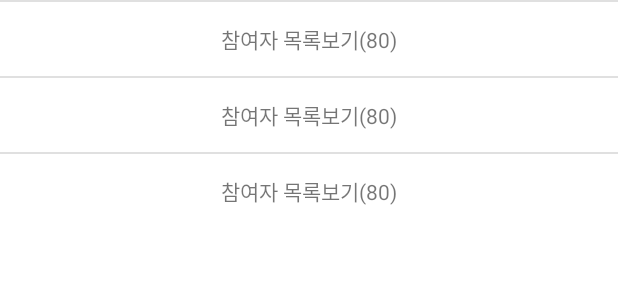
After one commit to YAPP-16th/Team_Android_1_Client, an Android app: the layout bottom_sheet.xml on its own in the app's theme, with its tools: preview values and no code run, on a phone screen of 412 x 824 dp. The commit adds this screen. Shown: the top 300 px of the screen. Run offline under Robolectric (Android 15) with nearby library versions, the phone set to English and light mode, and no system bars.

Commit message:
Bottom Sheet CustomView added

```diff
--- a/app/src/main/java/com/eroom/erooja/feature/login/LoginActivity.kt
+++ b/app/src/main/java/com/eroom/erooja/feature/login/LoginActivity.kt
@@ -4,6 +4,7 @@ import android.content.Intent
 import android.os.Bundle
 import androidx.appcompat.app.AppCompatActivity
 import androidx.databinding.DataBindingUtil
+import com.eroom.domain.customview.bottomsheet.BottomSheetFragment
 import com.eroom.erooja.R
 import com.eroom.erooja.databinding.ActivityLoginBinding
 import com.eroom.erooja.feature.signup.kakao.KakaoSignUpActivity
--- a/app/src/main/res/layout/item_job_class_button.xml
+++ b/app/src/main/res/layout/item_job_class_button.xml
@@ -1,10 +1,5 @@
 <?xml version="1.0" encoding="utf-8"?>
 <layout xmlns:tools="http://schemas.android.com/tools">
-    <data>
-        <variable
-            name="fragment"
-            type="com.eroom.erooja.feature.signup.page.JobClassFragment" />
-    </data>
 
     <LinearLayout xmlns:android="http://schemas.android.com/apk/res/android"
         android:orientation="vertical" android:layout_width="match_parent"
--- /dev/null
+++ b/data/src/main/java/com/eroom/data/localclass/BottomSheetColor.kt
@@ -0,0 +1,5 @@
+package com.eroom.data.localclass
+
+enum class BottomSheetColor {
+    DEFAULT, RED, BLUE
+}
--- a/domain/build.gradle
+++ b/domain/build.gradle
@@ -62,6 +62,8 @@ dependencies {
     implementation 'androidx.lifecycle:lifecycle-runtime:2.2.0'
     //noinspection LifecycleAnnotationProcessorWithJava8
     kapt 'androidx.lifecycle:lifecycle-compiler:2.2.0' // use kapt for Kotlin
+
+    implementation 'com.google.android.material:material:1.1.0'
 //
     //rxjava
     implementation "io.reactivex.rxjava2:rxjava:2.2.12"
--- a/domain/src/main/java/com/eroom/domain/sharedpref/SharedPreferenceHelper.java
+++ b/domain/src/main/java/com/eroom/domain/sharedpref/SharedPreferenceHelper.java
@@ -18,7 +18,7 @@ public class SharedPreferenceHelper {
     private SimpleDateFormat dateFormat = new SimpleDateFormat("yyyy-MM-dd HH:mm:ss.SSS", Locale.getDefault());
 
     private SharedPreferenceHelper(Context context) {
-        mPrefs = context.getSharedPreferences(Consts.Companion.getPREF_EROOJA(), 0);
+        mPrefs = context.getSharedPreferences(Consts.PREF_EROOJA, 0);
     }
 
     // SharedPreferenceHelper is a singleton pattern
--- /dev/null
+++ b/domain/src/main/res/layout/bottom_sheet.xml
@@ -0,0 +1,17 @@
+<?xml version="1.0" encoding="utf-8"?>
+<layout>
+    <LinearLayout xmlns:android="http://schemas.android.com/apk/res/android"
+        xmlns:tools="http://schemas.android.com/tools"
+        android:orientation="vertical"
+        android:layout_width="match_parent"
+        android:layout_height="wrap_content"
+        android:background="@color/colorWhite">
+
+        <androidx.recyclerview.widget.RecyclerView
+            android:id="@+id/itemSheetRecycler"
+            android:layout_width="match_parent"
+            android:layout_height="match_parent"
+            tools:listitem="@layout/item_sheet"
+            tools:itemCount="3"/>
+    </LinearLayout>
+</layout>
--- /dev/null
+++ b/domain/src/main/res/layout/item_sheet.xml
@@ -0,0 +1,25 @@
+<?xml version="1.0" encoding="utf-8"?>
+<layout>
+    <LinearLayout xmlns:android="http://schemas.android.com/apk/res/android"
+        xmlns:tools="http://schemas.android.com/tools"
+        android:id="@+id/itemSheetLayout"
+        android:orientation="vertical"
+        android:layout_width="match_parent"
+        android:layout_height="wrap_content"
+        android:gravity="center">
+
+        <View
+            android:layout_width="match_parent"
+            android:layout_height="1dp"
+            android:background="@color/grey3" />
+
+        <TextView
+            android:id="@+id/itemSheetText"
+            android:layout_width="wrap_content"
+            android:layout_height="wrap_content"
+            android:layout_marginTop="14dp"
+            android:layout_marginBottom="14dp"
+            tools:text="참여자 목록보기(80)"
+            android:textSize="14sp"/>
+    </LinearLayout>
+</layout>
```
Also changed, not shown: domain/src/main/java/com/eroom/domain/customview/bottomsheet/BottomSheetAdapter.kt (added, +43 -0 lines), domain/src/main/java/com/eroom/domain/customview/bottomsheet/BottomSheetFragment.kt (added, +52 -0 lines), domain/src/main/java/com/eroom/domain/customview/bottomsheet/BottomSheetInfo.kt (added, +11 -0 lines), domain/src/main/java/com/eroom/domain/globalconst/Consts.kt (+6 -4 lines), domain/src/main/res/values/color.xml (added, +37 -0 lines).
